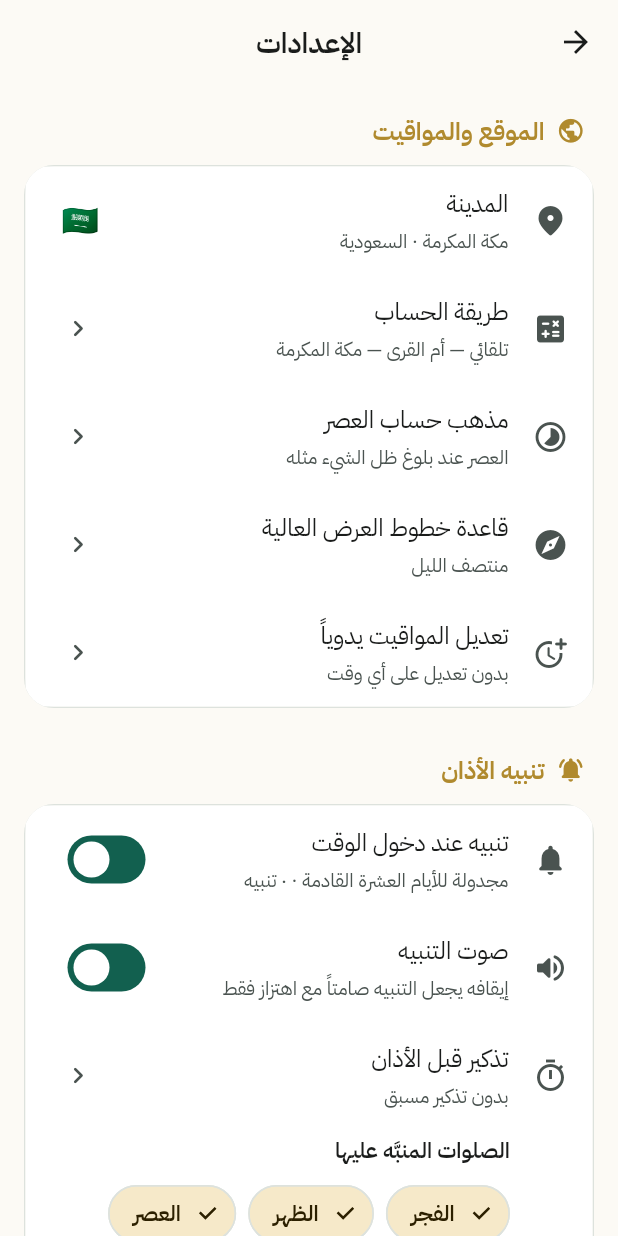
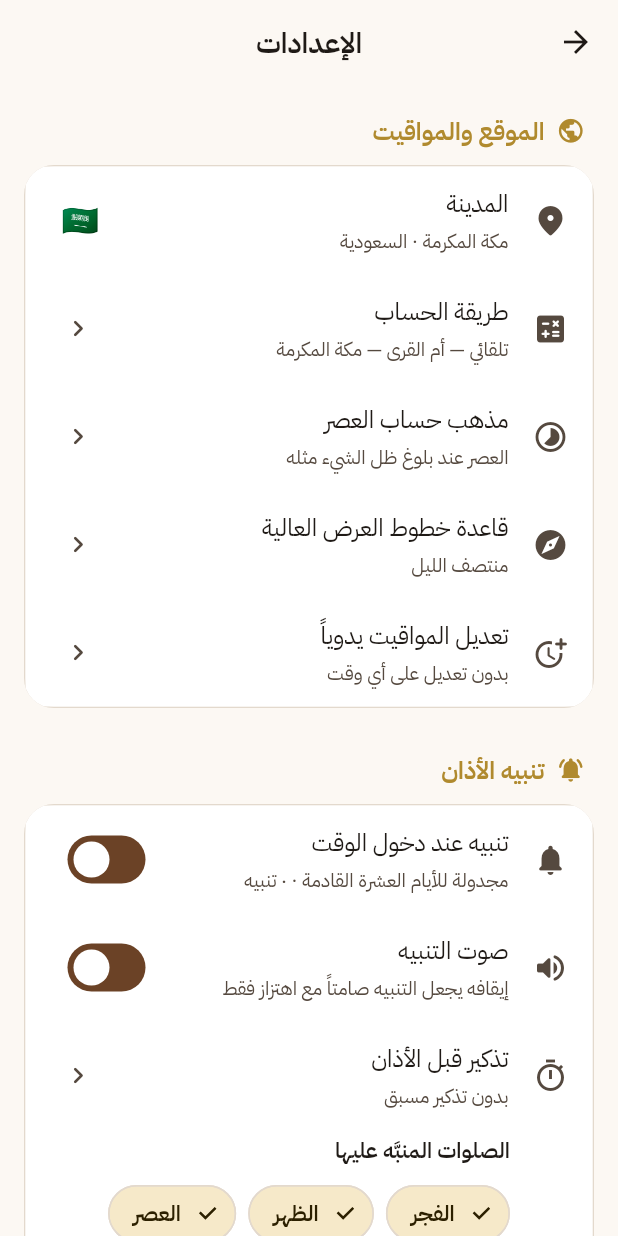
Before and after one commit to waleedhassan/wgoot, a Flutter app: the SettingsScreen screen opened directly, on a phone screen of 412 x 824 dp. Run offline on Flutter 3.47's test engine with Material 3 defaults, Android fonts, the phone set to English and light mode, and no system bars; our stand-ins replace adhan, flutter_local_notifications, flutter_timezone, hijri, shared_preferences, timezone; accounts and stored records are empty.

Commit message:
Updated app theme

```diff
--- a/lib/src/core/theme/app_theme.dart
+++ b/lib/src/core/theme/app_theme.dart
@@ -84,70 +84,70 @@ abstract final class AppTheme {
 
   static const ColorScheme _lightScheme = ColorScheme(
     brightness: Brightness.light,
-    primary: Color(0xFF12604F),
+    primary: Color(0xFF6B4226),
     onPrimary: Color(0xFFFFFFFF),
-    primaryContainer: Color(0xFFD3EBE1),
-    onPrimaryContainer: Color(0xFF00281F),
+    primaryContainer: Color(0xFFF2DFCE),
+    onPrimaryContainer: Color(0xFF2A1508),
     secondary: Color(0xFF8A6A20),
     onSecondary: Color(0xFFFFFFFF),
     secondaryContainer: Color(0xFFF6E9C9),
     onSecondaryContainer: Color(0xFF2C2000),
-    tertiary: Color(0xFF3B6470),
+    tertiary: Color(0xFFA05C3C),
     onTertiary: Color(0xFFFFFFFF),
-    tertiaryContainer: Color(0xFFD3E9F1),
-    onTertiaryContainer: Color(0xFF001F27),
+    tertiaryContainer: Color(0xFFF7DFD1),
+    onTertiaryContainer: Color(0xFF34160A),
     error: Color(0xFFB3261E),
     onError: Color(0xFFFFFFFF),
     errorContainer: Color(0xFFF9DEDC),
     onErrorContainer: Color(0xFF410E0B),
-    surface: Color(0xFFFCFAF5),
-    onSurface: Color(0xFF1A1C1B),
+    surface: Color(0xFFFCF8F3),
+    onSurface: Color(0xFF1F1A16),
     surfaceContainerLowest: Color(0xFFFFFFFF),
-    surfaceContainerLow: Color(0xFFF7F4EC),
-    surfaceContainer: Color(0xFFF1EEE5),
-    surfaceContainerHigh: Color(0xFFEBE8DF),
-    surfaceContainerHighest: Color(0xFFE5E2D9),
-    onSurfaceVariant: Color(0xFF4A5350),
-    outline: Color(0xFF7B837F),
-    outlineVariant: Color(0xFFCBD3CF),
-    inverseSurface: Color(0xFF2E3230),
-    onInverseSurface: Color(0xFFF1F1EE),
-    inversePrimary: Color(0xFF7BD3B7),
+    surfaceContainerLow: Color(0xFFF8F2EA),
+    surfaceContainer: Color(0xFFF2EBE1),
+    surfaceContainerHigh: Color(0xFFECE4D9),
+    surfaceContainerHighest: Color(0xFFE6DDD1),
+    onSurfaceVariant: Color(0xFF55493F),
+    outline: Color(0xFF85796E),
+    outlineVariant: Color(0xFFD6C9BC),
+    inverseSurface: Color(0xFF342C25),
+    onInverseSurface: Color(0xFFF4EFE9),
+    inversePrimary: Color(0xFFE5B98D),
     shadow: Color(0xFF000000),
     scrim: Color(0xFF000000),
   );
 
   static const ColorScheme _darkScheme = ColorScheme(
     brightness: Brightness.dark,
-    primary: Color(0xFF7BD3B7),
-    onPrimary: Color(0xFF003729),
-    primaryContainer: Color(0xFF13513E),
-    onPrimaryContainer: Color(0xFF97EFD2),
+    primary: Color(0xFFE5B98D),
+    onPrimary: Color(0xFF452209),
+    primaryContainer: Color(0xFF5E3A1F),
+    onPrimaryContainer: Color(0xFFFFD9B8),
     secondary: Color(0xFFE0C177),
     onSecondary: Color(0xFF3B2E04),
     secondaryContainer: Color(0xFF544219),
     onSecondaryContainer: Color(0xFFFDE1A0),
-    tertiary: Color(0xFFA6CDDA),
-    onTertiary: Color(0xFF073541),
-    tertiaryContainer: Color(0xFF244C58),
-    onTertiaryContainer: Color(0xFFC2E9F6),
+    tertiary: Color(0xFFE7B49B),
+    onTertiary: Color(0xFF48210F),
+    tertiaryContainer: Color(0xFF633823),
+    onTertiaryContainer: Color(0xFFFFDBC9),
     error: Color(0xFFF2B8B5),
     onError: Color(0xFF601410),
     errorContainer: Color(0xFF8C1D18),
     onErrorContainer: Color(0xFFF9DEDC),
-    surface: Color(0xFF0F1412),
-    onSurface: Color(0xFFE2E4E1),
-    surfaceContainerLowest: Color(0xFF0A0F0D),
-    surfaceContainerLow: Color(0xFF161B19),
-    surfaceContainer: Color(0xFF1A201D),
-    surfaceContainerHigh: Color(0xFF242A27),
-    surfaceContainerHighest: Color(0xFF2F3532),
-    onSurfaceVariant: Color(0xFFBCC5C0),
-    outline: Color(0xFF869089),
-    outlineVariant: Color(0xFF3C4541),
-    inverseSurface: Color(0xFFE2E4E1),
-    onInverseSurface: Color(0xFF1A201D),
-    inversePrimary: Color(0xFF12604F),
+    surface: Color(0xFF16110D),
+    onSurface: Color(0xFFE9E1D9),
+    surfaceContainerLowest: Color(0xFF100C09),
+    surfaceContainerLow: Color(0xFF1E1814),
+    surfaceContainer: Color(0xFF231C17),
+    surfaceContainerHigh: Color(0xFF2E2620),
+    surfaceContainerHighest: Color(0xFF3A312A),
+    onSurfaceVariant: Color(0xFFCDC0B4),
+    outline: Color(0xFF96897C),
+    outlineVariant: Color(0xFF4A3F36),
+    inverseSurface: Color(0xFFE9E1D9),
+    onInverseSurface: Color(0xFF231C17),
+    inversePrimary: Color(0xFF6B4226),
     shadow: Color(0xFF000000),
     scrim: Color(0xFF000000),
   );
@@ -156,28 +156,28 @@ abstract final class AppTheme {
     gold: Color(0xFFB08A2E),
     goldSoft: Color(0xFFF3E7C8),
     cardGradientStart: Color(0xFFFFFFFF),
-    cardGradientEnd: Color(0xFFF6F3EA),
-    matnBackground: Color(0xFFF4F1E6),
-    divider: Color(0xFFDDE2DD),
-    numberBadge: Color(0xFF12604F),
+    cardGradientEnd: Color(0xFFF8F2E9),
+    matnBackground: Color(0xFFF5EFE4),
+    divider: Color(0xFFE3D9CD),
+    numberBadge: Color(0xFF6B4226),
     numberBadgeText: Color(0xFFFFFFFF),
-    heroStart: Color(0xFF13897A),
-    heroEnd: Color(0xFF0C6153),
-    activeRow: Color(0xFFE7F3EE),
+    heroStart: Color(0xFF7E5130),
+    heroEnd: Color(0xFF4A2B16),
+    activeRow: Color(0xFFF5E8DA),
   );
 
   static const AppPalette _darkPalette = AppPalette(
     gold: Color(0xFFE0C177),
-    goldSoft: Color(0xFF3A331F),
-    cardGradientStart: Color(0xFF1A201D),
-    cardGradientEnd: Color(0xFF141A17),
-    matnBackground: Color(0xFF161D1A),
-    divider: Color(0xFF2C3431),
-    numberBadge: Color(0xFF7BD3B7),
-    numberBadgeText: Color(0xFF00281F),
-    heroStart: Color(0xFF10352E),
-    heroEnd: Color(0xFF0B211C),
-    activeRow: Color(0xFF17332B),
+    goldSoft: Color(0xFF3B3320),
+    cardGradientStart: Color(0xFF231C17),
+    cardGradientEnd: Color(0xFF1B1511),
+    matnBackground: Color(0xFF1E1813),
+    divider: Color(0xFF352C25),
+    numberBadge: Color(0xFFE5B98D),
+    numberBadgeText: Color(0xFF2A1508),
+    heroStart: Color(0xFF3C2617),
+    heroEnd: Color(0xFF241610),
+    activeRow: Color(0xFF33251A),
   );
 
   static ThemeData light() => _build(_lightScheme, _lightPalette);
```
Also changed, not shown: 1 other file.
